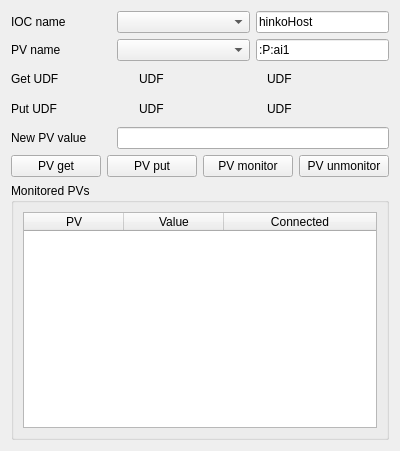
hinxx/hiinks, file pyRamid/trunk/src/ui/uiPanelTest.ui: the form before one commit.
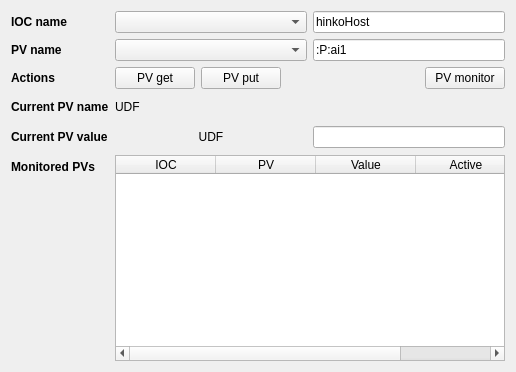
The form after the commit. Custom widgets are drawn as their Qt base class.

```diff
--- a/pyRamid/trunk/src/ui/uiPanelTest.ui
+++ b/pyRamid/trunk/src/ui/uiPanelTest.ui
@@ -6,8 +6,8 @@
    <rect>
     <x>0</x>
     <y>0</y>
-    <width>400</width>
-    <height>451</height>
+    <width>516</width>
+    <height>372</height>
    </rect>
   </property>
   <property name="windowTitle">
@@ -15,26 +15,25 @@
   </property>
   <layout class="QVBoxLayout" name="verticalLayout">
    <item>
-    <layout class="QHBoxLayout" name="horizontalLayout">
-     <item>
+    <layout class="QFormLayout" name="formLayout">
+     <property name="fieldGrowthPolicy">
+      <enum>QFormLayout::AllNonFixedFieldsGrow</enum>
+     </property>
+     <item row="0" column="0">
       <widget class="QLabel" name="label_3">
-       <property name="sizePolicy">
-        <sizepolicy hsizetype="Minimum" vsizetype="Minimum">
-         <horstretch>0</horstretch>
-         <verstretch>0</verstretch>
-        </sizepolicy>
-       </property>
-       <property name="maximumSize">
-        <size>
-         <width>100</width>
-         <height>16777215</height>
-        </size>
+       <property name="font">
+        <font>
+         <weight>75</weight>
+         <bold>true</bold>
+        </font>
        </property>
        <property name="text">
         <string>IOC name</string>
        </property>
       </widget>
      </item>
+     <item row="0" column="1">
+      <layout class="QHBoxLayout" name="horizontalLayout">
      <item>
       <widget class="QComboBox" name="comboBox_iocName"/>
      </item>
@@ -59,27 +58,21 @@
      </item>
     </layout>
    </item>
-   <item>
-    <layout class="QHBoxLayout" name="horizontalLayout_2">
-     <item>
+     <item row="1" column="0">
       <widget class="QLabel" name="label">
-       <property name="sizePolicy">
-        <sizepolicy hsizetype="Minimum" vsizetype="Minimum">
-         <horstretch>0</horstretch>
-         <verstretch>0</verstretch>
-        </sizepolicy>
-       </property>
-       <property name="maximumSize">
-        <size>
-         <width>100</width>
-         <height>16777215</height>
-        </size>
+       <property name="font">
+        <font>
+         <weight>75</weight>
+         <bold>true</bold>
+        </font>
        </property>
        <property name="text">
         <string>PV name</string>
        </property>
       </widget>
      </item>
+     <item row="1" column="1">
+      <layout class="QHBoxLayout" name="horizontalLayout_2">
      <item>
       <widget class="QComboBox" name="comboBox_pvName"/>
      </item>
@@ -104,53 +97,36 @@
      </item>
     </layout>
    </item>
-   <item>
-    <layout class="QHBoxLayout" name="horizontalLayout_8">
-     <item>
-      <widget class="QLabel" name="label_pvMonitorName">
+     <item row="4" column="0">
+      <widget class="QLabel" name="label_1">
        <property name="minimumSize">
         <size>
          <width>0</width>
          <height>24</height>
         </size>
        </property>
-       <property name="text">
-        <string>Get UDF</string>
+       <property name="font">
+        <font>
+         <weight>75</weight>
+         <bold>true</bold>
+        </font>
        </property>
-      </widget>
-     </item>
-     <item>
-      <widget class="QLabel" name="label_pvMonitorConnected">
-       <property name="minimumSize">
-        <size>
-         <width>0</width>
-         <height>24</height>
-        </size>
-       </property>
        <property name="text">
-        <string>UDF</string>
+        <string>Current PV name</string>
        </property>
       </widget>
      </item>
-     <item>
-      <widget class="QLabel" name="label_pvMonitorValue">
-       <property name="minimumSize">
-        <size>
-         <width>0</width>
-         <height>24</height>
-        </size>
-       </property>
+     <item row="4" column="1">
+      <widget class="QLabel" name="label_pvName">
        <property name="text">
         <string>UDF</string>
        </property>
       </widget>
      </item>
-    </layout>
-   </item>
+     <item row="5" column="1">
+      <layout class="QHBoxLayout" name="horizontalLayout_3">
    <item>
-    <layout class="QHBoxLayout" name="horizontalLayout_7">
-     <item>
-      <widget class="QLabel" name="label_pvSPName">
+        <widget class="iQLabel" name="label_pvValue">
        <property name="minimumSize">
         <size>
          <width>0</width>
@@ -158,56 +134,10 @@
         </size>
        </property>
        <property name="text">
-        <string>Put UDF</string>
-       </property>
-      </widget>
-     </item>
-     <item>
-      <widget class="QLabel" name="label_pvSPConnected">
-       <property name="minimumSize">
-        <size>
-         <width>0</width>
-         <height>24</height>
-        </size>
-       </property>
-       <property name="text">
         <string>UDF</string>
        </property>
-      </widget>
-     </item>
-     <item>
-      <widget class="QLabel" name="label_pvSPValue">
-       <property name="minimumSize">
-        <size>
-         <width>0</width>
-         <height>24</height>
-        </size>
-       </property>
-       <property name="text">
-        <string>UDF</string>
-       </property>
-      </widget>
-     </item>
-    </layout>
-   </item>
-   <item>
-    <layout class="QHBoxLayout" name="horizontalLayout_4">
-     <item>
-      <widget class="QLabel" name="label_4">
-       <property name="sizePolicy">
-        <sizepolicy hsizetype="Minimum" vsizetype="Minimum">
-         <horstretch>0</horstretch>
-         <verstretch>0</verstretch>
-        </sizepolicy>
-       </property>
-       <property name="maximumSize">
-        <size>
-         <width>100</width>
-         <height>16777215</height>
-        </size>
-       </property>
-       <property name="text">
-        <string>New PV value</string>
+         <property name="alignment">
+          <set>Qt::AlignCenter</set>
        </property>
       </widget>
      </item>
@@ -229,45 +159,20 @@
      </item>
     </layout>
    </item>
-   <item>
-    <layout class="QHBoxLayout" name="horizontalLayout_5">
-     <item>
-      <widget class="QPushButton" name="pushButton_get">
-       <property name="text">
-        <string>PV get</string>
+     <item row="6" column="0">
+      <widget class="QLabel" name="label_2">
+       <property name="font">
+        <font>
+         <weight>75</weight>
+         <bold>true</bold>
+        </font>
        </property>
-      </widget>
-     </item>
-     <item>
-      <widget class="QPushButton" name="pushButton_put">
        <property name="text">
-        <string>PV put</string>
-       </property>
-      </widget>
-     </item>
-     <item>
-      <widget class="QPushButton" name="pushButton_monitor">
-       <property name="text">
-        <string>PV monitor</string>
-       </property>
-      </widget>
-     </item>
-     <item>
-      <widget class="QPushButton" name="pushButton_unmonitor">
-       <property name="text">
-        <string>PV unmonitor</string>
-       </property>
-      </widget>
-     </item>
-    </layout>
-   </item>
-   <item>
-    <widget class="QGroupBox" name="groupBox">
-     <property name="title">
       <string>Monitored PVs</string>
      </property>
-     <layout class="QVBoxLayout" name="verticalLayout_2">
-      <item>
+      </widget>
+     </item>
+     <item row="6" column="1">
        <widget class="QTableWidget" name="tableWidget">
         <property name="editTriggers">
          <set>QAbstractItemView::NoEditTriggers</set>
@@ -285,14 +190,22 @@
          <enum>QAbstractItemView::MultiSelection</enum>
         </property>
         <property name="selectionBehavior">
-         <enum>QAbstractItemView::SelectRows</enum>
-        </property>
+        <enum>QAbstractItemView::SelectItems</enum>
+       </property>
+       <attribute name="horizontalHeaderDefaultSectionSize">
+        <number>100</number>
+       </attribute>
         <attribute name="horizontalHeaderStretchLastSection">
          <bool>true</bool>
         </attribute>
         <attribute name="verticalHeaderStretchLastSection">
          <bool>false</bool>
         </attribute>
+       <column>
+        <property name="text">
+         <string>IOC</string>
+        </property>
+       </column>
         <column>
          <property name="text">
           <string>PV</string>
@@ -305,16 +218,92 @@
         </column>
         <column>
          <property name="text">
-          <string>Connected</string>
+         <string>Active</string>
          </property>
         </column>
        </widget>
       </item>
-     </layout>
+     <item row="3" column="0">
+      <widget class="QLabel" name="label_4">
+       <property name="font">
+        <font>
+         <weight>75</weight>
+         <bold>true</bold>
+        </font>
+       </property>
+       <property name="text">
+        <string>Actions</string>
+       </property>
+      </widget>
+     </item>
+     <item row="3" column="1">
+      <layout class="QHBoxLayout" name="horizontalLayout_4">
+       <item>
+        <widget class="QPushButton" name="pushButton_get">
+         <property name="text">
+          <string>PV get</string>
+         </property>
+        </widget>
+       </item>
+       <item>
+        <widget class="QPushButton" name="pushButton_put">
+         <property name="text">
+          <string>PV put</string>
+         </property>
+        </widget>
+       </item>
+       <item>
+        <spacer name="horizontalSpacer">
+         <property name="orientation">
+          <enum>Qt::Horizontal</enum>
+         </property>
+         <property name="sizeHint" stdset="0">
+          <size>
+           <width>40</width>
+           <height>20</height>
+          </size>
+         </property>
+        </spacer>
+       </item>
+       <item>
+        <widget class="QPushButton" name="pushButton_monitor">
+         <property name="text">
+          <string>PV monitor</string>
+         </property>
+        </widget>
+       </item>
+      </layout>
+     </item>
+     <item row="5" column="0">
+      <widget class="QLabel" name="label_6">
+       <property name="minimumSize">
+        <size>
+         <width>0</width>
+         <height>24</height>
+        </size>
+       </property>
+       <property name="font">
+        <font>
+         <weight>75</weight>
+         <bold>true</bold>
+        </font>
+       </property>
+       <property name="text">
+        <string>Current PV value</string>
+       </property>
     </widget>
    </item>
   </layout>
+   </item>
+  </layout>
  </widget>
+ <customwidgets>
+  <customwidget>
+   <class>iQLabel</class>
+   <extends>QLabel</extends>
+   <header>lib/iWidgets.h</header>
+  </customwidget>
+ </customwidgets>
  <resources/>
  <connections/>
 </ui>
```
Left out of the diff: 2 changed lines with no effect on the pictures. Lines whose indentation alone changed are shown as unchanged.
